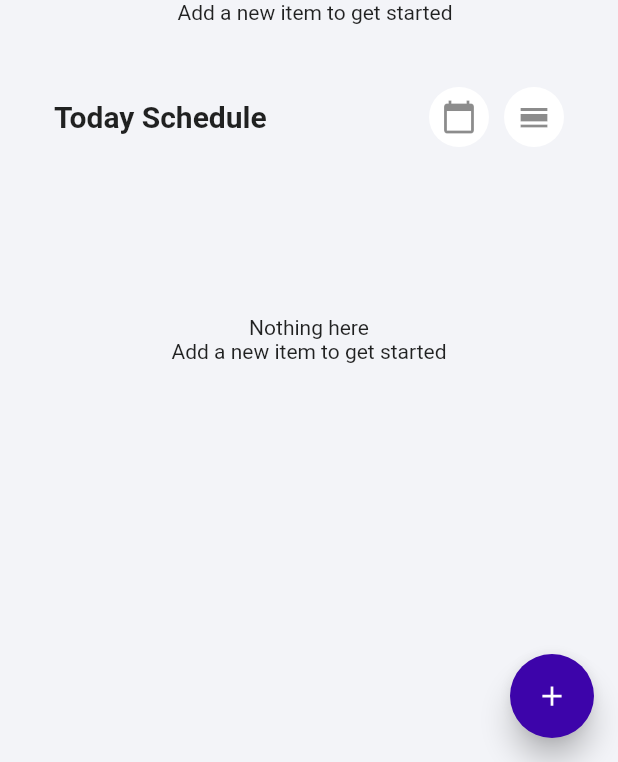
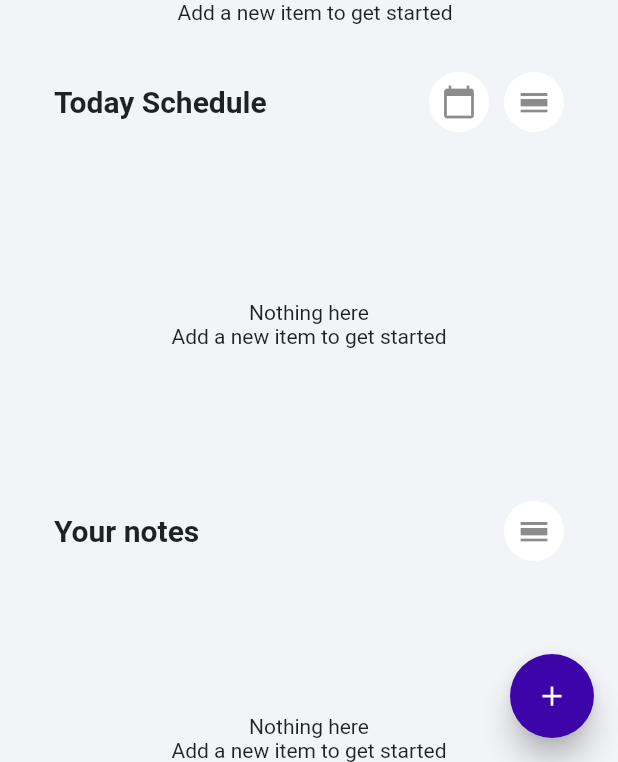
Before and after one commit to priyanthabuddhika/timeplan, a Flutter app: the screen it shows once a user with an empty profile is signed in, on a phone screen of 412 x 824 dp, the part 474-1236 px from its top. Run offline on Flutter 3.47's test engine with Material 2 defaults, Android fonts, the phone set to English and light mode, and no system bars; drawn by our look-alikes of flutter_speed_dial; our stand-ins replace cloud_firestore, firebase_auth, firebase_core, flutter_spinkit, flutter_svg, google_sign_in and 4 more; accounts and stored records are empty.

Commit message:
notes section added

```diff
--- a/lib/myapp.dart
+++ b/lib/myapp.dart
@@ -14,10 +14,12 @@ import 'package:timeplan/screens/calendarpage.dart';
 import 'package:timeplan/screens/fullscheduolepage.dart';
 import 'package:timeplan/screens/home/home.dart';
 import 'package:timeplan/screens/note_page.dart';
+import 'package:timeplan/screens/notesfullpage.dart';
 import 'package:timeplan/screens/reminderpage.dart';
 import 'package:timeplan/screens/scheduleaddpage.dart';
 import 'package:timeplan/services/app_localizations.dart';
 import 'package:timeplan/services/firestore_database.dart';
+import 'package:timeplan/shared/constants.dart';
 
 // class MyApp extends StatelessWidget {
 //   const MyApp({Key key, this.databaseBuilder}) : super(key: key);
@@ -107,6 +109,11 @@ class MyApp extends StatelessWidget {
                     return supportedLocales.first;
                   },
                   title: 'Timeplan',
+                  theme: ThemeData(
+                      primaryColor: Color(0xFF7113D0),
+                      primaryColorLight: kPrimaryColor,
+                      accentColor: kPrimaryColor,
+                      timePickerTheme: TimePickerThemeData()),
                   // routes: Routes.routes,
                   onGenerateRoute: (settings) {
                     switch (settings.name) {
@@ -175,6 +182,15 @@ class MyApp extends StatelessWidget {
                           reverseDuration: Duration(milliseconds: 300),
                         );
                         break;
+                      case '/notesfullpage':
+                        return PageTransition(
+                          child: NotesFullPage(),
+                          type: PageTransitionType.rightToLeft,
+                          settings: settings,
+                          duration: Duration(milliseconds: 400),
+                          reverseDuration: Duration(milliseconds: 300),
+                        );
+                        break;
                       default:
                         return null;
                     }
--- a/lib/screens/home/home.dart
+++ b/lib/screens/home/home.dart
@@ -5,6 +5,7 @@ import 'package:timeplan/models/schedule.dart';
 import 'package:timeplan/models/user.dart';
 import 'package:timeplan/providers/auth_provider.dart';
 import 'package:timeplan/screens/home/empty_content.dart';
+import 'package:timeplan/screens/home/widgets/NoteViewWidget.dart';
 import 'package:timeplan/screens/home/widgets/RemindersViewWidget.dart';
 import 'package:timeplan/screens/home/widgets/ScheduleViewWidget.dart';
 import 'package:flutter_speed_dial/flutter_speed_dial.dart';
@@ -111,7 +112,6 @@ class Home extends StatelessWidget {
       child: Container(
           padding: EdgeInsets.symmetric(vertical: 15, horizontal: 20),
           child: Column(
-            mainAxisSize: MainAxisSize.min,
             crossAxisAlignment: CrossAxisAlignment.start,
             children: <Widget>[
               _buildAppBar(context),
@@ -120,8 +120,9 @@ class Home extends StatelessWidget {
               kSizedBox,
               RemindersViewWidget(context: context),
               kSizedBox,
+              ScheduleViewWidget(context: context),
               kSizedBox,
-              ScheduleViewWidget(context: context),
+              NoteViewWidget(context: context),
             ],
           )),
     );
--- /dev/null
+++ b/lib/screens/home/widgets/NoteViewWidget.dart
@@ -0,0 +1,143 @@
+import 'package:flutter/material.dart';
+import 'package:provider/provider.dart';
+import 'package:timeplan/models/note.dart';
+import 'package:timeplan/screens/home/empty_content.dart';
+import 'package:timeplan/services/firestore_database.dart';
+import 'package:timeplan/services/app_localizations.dart';
+import 'package:timeplan/shared/constants.dart';
+
+class NoteViewWidget extends StatefulWidget {
+  const NoteViewWidget({
+    Key key,
+    @required this.context,
+  }) : super(key: key);
+
+  final BuildContext context;
+
+  @override
+  _NoteViewWidgetState createState() => _NoteViewWidgetState(context);
+}
+
+class _NoteViewWidgetState extends State<NoteViewWidget> {
+  final BuildContext context;
+  _NoteViewWidgetState(this.context);
+
+  DateTime date;
+
+  @override
+  void initState() {
+    super.initState();
+
+    DateTime tempDate = DateTime.now();
+    date = new DateTime(tempDate.year, tempDate.month, tempDate.day);
+  }
+
+  @override
+  Widget build(BuildContext context) {
+    return Column(children: <Widget>[
+      ListTile(
+        title: Text(
+          "Your notes",
+          style: TextStyle(fontWeight: FontWeight.bold, fontSize: 20.0),
+        ),
+        trailing: Row(mainAxisSize: MainAxisSize.min, children: <Widget>[
+          SizedBox(width: 10.0),
+          InkWell(
+            onTap: () {
+              Navigator.of(context).pushNamed(
+                '/notesfullpage',
+              );
+            },
+            child: Container(
+              decoration:
+                  BoxDecoration(shape: BoxShape.circle, color: Colors.white),
+              padding: EdgeInsets.all(8),
+              child: Icon(Icons.calendar_view_day),
+            ),
+          )
+        ]),
+      ),
+      kSizedBox,
+      kSizedBox,
+      Container(height: 180.0, child: _buildNotesList()),
+    ]);
+  }
+
+  Widget _buildNotesList() {
+    final _firestoreDatabase =
+        Provider.of<FirestoreDatabase>(widget.context, listen: false);
+    return StreamBuilder(
+      stream: _firestoreDatabase.notesStream(),
+      builder: (context, snapshot) {
+        if (snapshot.hasData) {
+          List<Note> note = snapshot.data;
+          if (note.isNotEmpty) {
+            return ListView.builder(
+                shrinkWrap: true,
+                scrollDirection: Axis.horizontal,
+                itemBuilder: (context, index) {
+                  return InkWell(
+                    onTap: () {
+                      Navigator.of(context)
+                          .pushNamed('/notespage', arguments: note[index]);
+                    },
+                    child: Container(
+                      width: 175,
+                      padding: EdgeInsets.symmetric(
+                          vertical: 10.0, horizontal: 15.0),
+                      margin: EdgeInsets.only(
+                          right: 10.0, bottom: 15.0, left: 10.0, top: 10.0),
+                      decoration: BoxDecoration(
+                          color: Colors.white,
+                          borderRadius: BorderRadius.circular(15.0)),
+                      child: Column(
+                        crossAxisAlignment: CrossAxisAlignment.start,
+                        children: [
+                          Text(
+                            note[index].title,
+                            overflow: TextOverflow.ellipsis,
+                            maxLines: 3,
+                            style: TextStyle(
+                                fontSize: 20.0, fontWeight: FontWeight.bold),
+                          ),
+                          kSizedBox,
+                          Text(
+                            "View",
+                            style:
+                                TextStyle(fontSize: 10.0, color: Colors.grey),
+                          ),
+                          Text(
+                            note[index].description,
+                            maxLines: 4,
+                            overflow: TextOverflow.ellipsis,
+                            style: TextStyle(),
+                          ),
+                        ],
+                      ),
+                    ),
+                  );
+                },
+                itemCount: note.length);
+          } else {
+            return EmptyContentWidget(
+              title: AppLocalizations.of(context)
+                  .translate("todosEmptyTopMsgDefaultTxt"),
+              message: AppLocalizations.of(context)
+                  .translate("todosEmptyBottomDefaultMsgTxt"),
+            );
+          }
+        } else if (snapshot.hasError) {
+          print("jjdfjf" + snapshot.error.toString());
+          return EmptyContentWidget(
+            title:
+                AppLocalizations.of(context).translate("todosErrorTopMsgTxt"),
+            message: AppLocalizations.of(context)
+                .translate("todosErrorBottomMsgTxt"),
+          );
+        }
+
+        return Center(child: CircularProgressIndicator());
+      },
+    );
+  }
+}
--- a/lib/screens/home/widgets/dateTile.dart
+++ b/lib/screens/home/widgets/dateTile.dart
@@ -2,10 +2,10 @@ import 'package:flutter/material.dart';
 import 'package:timeplan/shared/constants.dart';
 
 class DateTile extends StatelessWidget {
-  String weekDay;
-  String date;
-  bool isSelected;
-  double textSize;
+  final String weekDay;
+  final String date;
+  final bool isSelected;
+  final double textSize;
   DateTile({this.weekDay, this.date, this.isSelected, this.textSize});
 
   @override
--- a/lib/services/firestore_path.dart
+++ b/lib/services/firestore_path.dart
@@ -9,6 +9,6 @@ class FirestorePath {
   static String reminders(String uid) => 'users/$uid/reminders';
   static String schedule(String uid, String scheduleId) => 'users/$uid/schedules/$scheduleId';
   static String schedules(String uid) => 'users/$uid/schedules';
-  static String note(String uid, String noteId) => 'users/$uid/schedules/$noteId';
+  static String note(String uid, String noteId) => 'users/$uid/notes/$noteId';
   static String notes(String uid) => 'users/$uid/notes';
 }
--- a/lib/shared/app_themes.dart
+++ b/lib/shared/app_themes.dart
@@ -1,5 +1,4 @@
-import 'package:flutter/material.dart';
-import 'package:timeplan/shared/app_font_family.dart';
+
 
 class AppThemes {
   // AppThemes._();
```
Also changed, not shown: lib/screens/calendarpage.dart (+5 -2 lines), lib/screens/fullscheduolepage.dart (+25 -51 lines), lib/screens/note_page.dart (+6 -5 lines), lib/screens/notesfullpage.dart (added, +102 -0 lines), lib/screens/reminderpage.dart (+9 -8 lines), lib/screens/scheduleaddpage.dart (+8 -9 lines).
